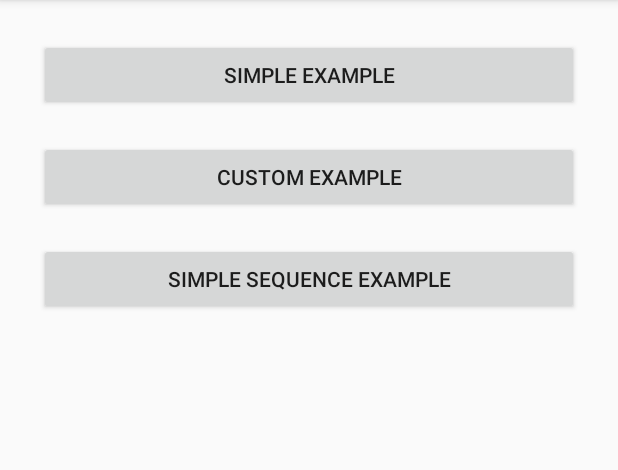
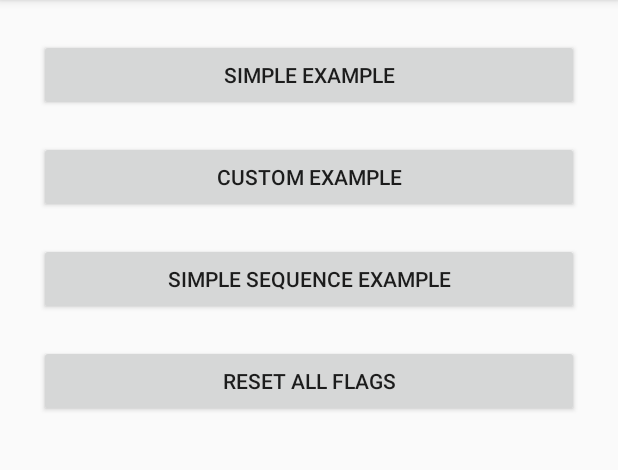
Before and after one commit to PansesPonder/PansesPonder, an Android app: the screen it shows after launch (MainActivity), on a phone screen of 412 x 824 dp, the part 84-554 px from its top. Run offline under Robolectric (Android 15) with nearby library versions, the phone set to English and light mode, and no system bars.

Commit message:
update sample to demonstrate resetAll

```diff
--- a/sample/src/main/java/uk/co/deanwild/materialshowcaseviewsample/MainActivity.java
+++ b/sample/src/main/java/uk/co/deanwild/materialshowcaseviewsample/MainActivity.java
@@ -6,6 +6,9 @@ import android.os.Bundle;
 import android.support.v7.app.ActionBarActivity;
 import android.view.View;
 import android.widget.Button;
+import android.widget.Toast;
+
+import uk.co.deanwild.materialshowcaseview.MaterialShowcaseView;
 
 public class MainActivity extends ActionBarActivity implements View.OnClickListener {
 
@@ -19,7 +22,8 @@ public class MainActivity extends ActionBarActivity implements View.OnClickListe
         button.setOnClickListener(this);
         button = (Button) findViewById(R.id.btn_sequence_example);
         button.setOnClickListener(this);
-
+        button = (Button) findViewById(R.id.btn_reset_all);
+        button.setOnClickListener(this);
 
     }
 
@@ -40,6 +44,11 @@ public class MainActivity extends ActionBarActivity implements View.OnClickListe
             case R.id.btn_sequence_example:
                 intent = new Intent(this, SequenceExample.class);
                 break;
+
+            case R.id.btn_reset_all:
+                MaterialShowcaseView.resetAll(this);
+                Toast.makeText(this, "All Showcases reset", Toast.LENGTH_SHORT).show();
+                break;
         }
 
         if(intent!=null){
--- a/sample/src/main/res/layout/activity_main.xml
+++ b/sample/src/main/res/layout/activity_main.xml
@@ -33,4 +33,12 @@
         android:text="Simple Sequence Example"
         android:layout_margin="10dp"/>
 
+    <Button
+        android:id="@+id/btn_reset_all"
+        android:layout_width="match_parent"
+        android:layout_height="wrap_content"
+        android:layout_centerHorizontal="true"
+        android:text="Reset all flags"
+        android:layout_margin="10dp"/>
+
 </LinearLayout>
```
